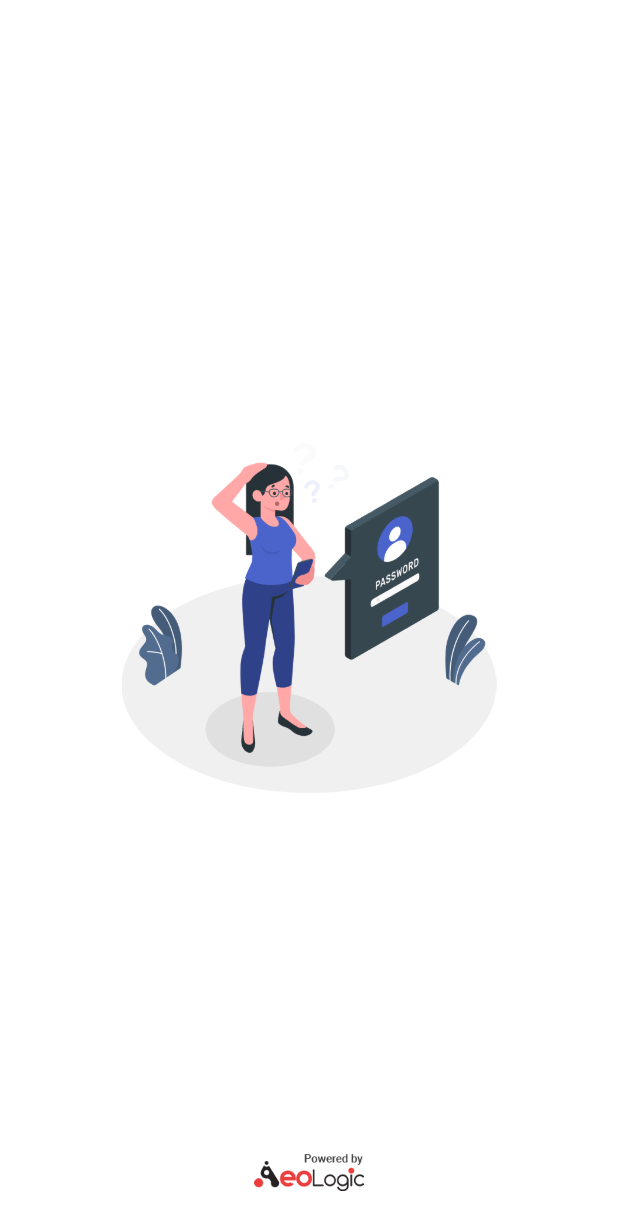
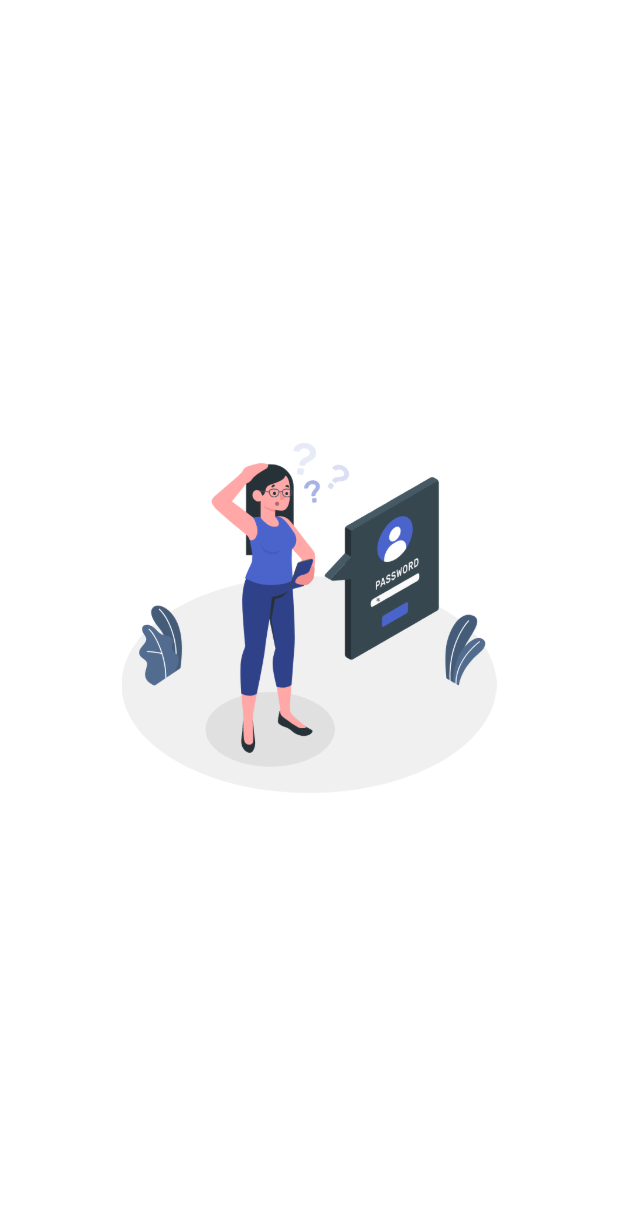
Before and after one commit to akshayagrg147/NoteSaverFlutter, a Flutter app: the Splash screen opened directly, on a phone screen of 412 x 824 dp. Shown: the top 1230 px of the screen. Run offline on Flutter 3.47's test engine with Material 2 defaults, Android fonts, the phone set to English and light mode, and no system bars; our stand-ins replace flutter_credit_card, flutter_speed_dial, hive, hive_flutter; missing offline and left inert: card_scanner; accounts and stored records are empty.

Commit message:
changes akshya splash modify and remove credit card bank name

```diff
--- a/lib/main.dart
+++ b/lib/main.dart
@@ -1,7 +1,7 @@
 
 import 'package:cardsaver/notesave/notes_modal.dart';
-import 'package:cardsaver/ui/SplashScreenMain.dart';
 import 'package:cardsaver/ui/homepage.dart';
+import 'package:cardsaver/ui/splash_page.dart';
 import 'package:flutter/material.dart';
 import 'package:flutter/services.dart';
 
@@ -47,7 +47,7 @@ class MyApp extends StatelessWidget {
     return MaterialApp(
       debugShowCheckedModeBanner: false,
       theme: ThemeData.dark(),
-      home: SplashScreen(),
+      home: Splash(),
       // home: MyHomePage(title: 'hello',),
 
     );
--- a/lib/notesave/notes_modal.dart
+++ b/lib/notesave/notes_modal.dart
@@ -12,12 +12,11 @@ class NotesModal extends HiveObject{
   late String cardholder;
   @HiveField(3)
   late String cvv;
-  @HiveField(4)
-  late String bankName;
+
 
   NotesModal({
     required this.cardnumber,required this.expiry,
-    required this.cardholder,required this.cvv,required this.bankName
+    required this.cardholder,required this.cvv
 });
 
 
--- a/lib/ui/creditCardPage.dart
+++ b/lib/ui/creditCardPage.dart
@@ -25,7 +25,7 @@ class CreditCardPageState extends State<CreditCardPage> {
   String cardNumber = '';
   String expiryDate = '';
   String cardHolderName = '';
-  String bankName = '';
+  String bankName = 'ak';
   String cvvCode = '';
   bool isCvvFocused = false;
   bool useGlassMorphism = false;
@@ -231,7 +231,7 @@ class CreditCardPageState extends State<CreditCardPage> {
 
   void _onValidate() {
     if (formKey.currentState!.validate()) {
-      final data = NotesModal(cardnumber: cardNumber, expiry: expiryDate, cardholder: cardHolderName, cvv: cvvCode,bankName:bankName);
+      final data = NotesModal(cardnumber: cardNumber, expiry: expiryDate, cardholder: cardHolderName, cvv: cvvCode);
       final box = Boxes.getdata();
       box.add(data);
       Navigator.pop(context);
--- a/lib/ui/homepage.dart
+++ b/lib/ui/homepage.dart
@@ -235,7 +235,7 @@ class _MyHomePageState extends State<MyHomePage> {
                                   child: ListTile(
 
                                     contentPadding: const EdgeInsets.symmetric(
-                                        horizontal: 20.0),
+                                        horizontal: 20.0,vertical: 0.0),
                                     shape: RoundedRectangleBorder( //<-- SEE HERE
                                       side: const BorderSide(width: 2),
                                       borderRadius: BorderRadius.circular(20),
--- a/lib/ui/splash_page.dart
+++ b/lib/ui/splash_page.dart
@@ -1,9 +1,11 @@
 import 'dart:async';
 import 'package:cardsaver/ui/creditCardPage.dart';
+import 'package:cardsaver/ui/homepage.dart';
 import 'package:flutter/material.dart';
 
 
 class Splash extends StatefulWidget {
+  const Splash({super.key});
   @override
   VideoState createState() => VideoState();
 }
@@ -22,8 +24,8 @@ class VideoState extends State<Splash> with SingleTickerProviderStateMixin{
   }
 
   void navigationPage() {
-    Navigator.of(context).push(
-        MaterialPageRoute(builder: (context) => CreditCardPage()));
+    Navigator.pushReplacement(context, MaterialPageRoute(builder: (context) =>const MyHomePage(title: 'hello',),
+    ));
   }
 
   @override
@@ -54,14 +56,7 @@ class VideoState extends State<Splash> with SingleTickerProviderStateMixin{
       body: Stack(
         fit: StackFit.expand,
         children: <Widget>[
-          Column(
-            mainAxisAlignment: MainAxisAlignment.end,
-            mainAxisSize: MainAxisSize.min,
-            children: <Widget>[
 
-              Padding(padding: EdgeInsets.only(bottom: 30.0),child:Image.asset('assets/images/powered_by.png',height: 25.0,fit: BoxFit.scaleDown,))
-
-            ],),
           Column(
             mainAxisAlignment: MainAxisAlignment.center,
             children: <Widget>[
```
Also changed, not shown: lib/ui/SplashScreenMain.dart (deleted, +0 -42 lines), lib/notesave/notes_modal.g.dart.
